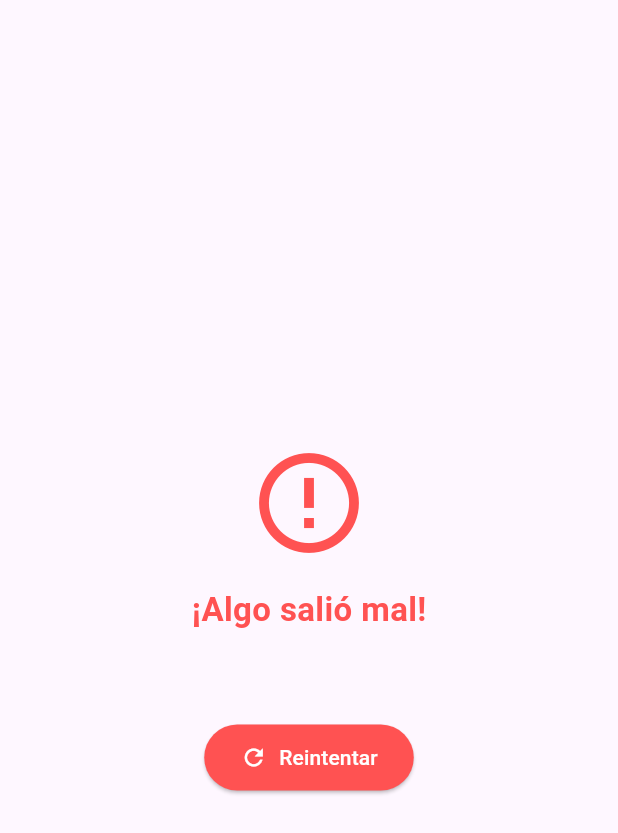
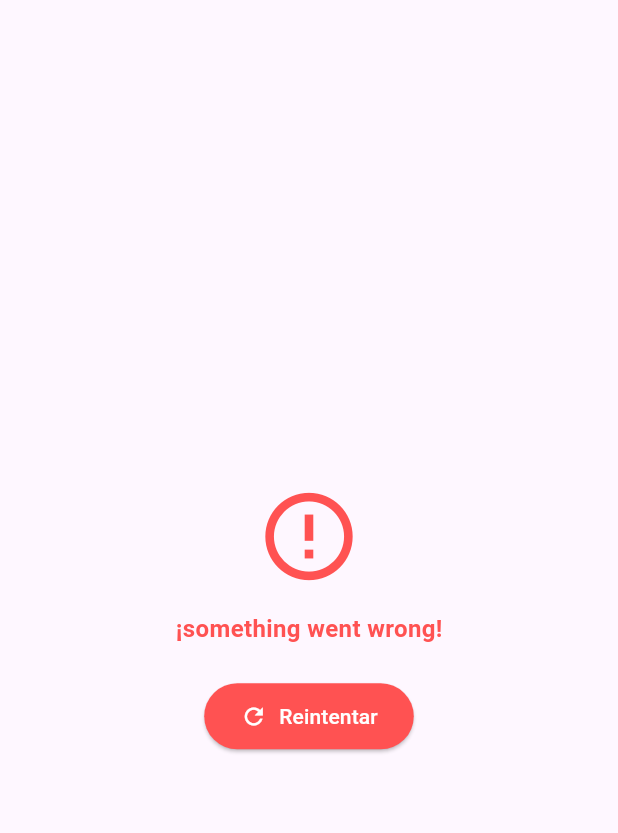
Before and after one commit to jholian10/CHAP_IA_0.0.1, a Flutter app: the ErrorView widget shown alone on an empty page, opened directly with empty values, on a phone screen of 412 x 824 dp. Shown: the top 833 px of the screen. Run offline on Flutter 3.47's test engine with Material 3 defaults, Android fonts, the phone set to English and light mode, and no system bars; our stand-ins replace flutter_bloc.

Commit message:
hago algunos arreglos
arreglos de color de texto y de medidas para ajustar en el móvil

```diff
--- /dev/null
+++ b/chap_ia_001/devtools_options.yaml
@@ -0,0 +1,3 @@
+description: This file stores settings for Dart & Flutter DevTools.
+documentation: https://docs.flutter.dev/tools/devtools/extensions#configure-extension-enablement-states
+extensions:
--- a/chap_ia_001/lib/views/chat_page.dart
+++ b/chap_ia_001/lib/views/chat_page.dart
@@ -19,6 +19,7 @@ class _ChatPageState extends State<ChatPage> {
   @override
   Widget build(BuildContext context) {
     return Scaffold(
+      backgroundColor: const Color.fromARGB(255, 246, 251, 255),
       appBar: AppBar(
         backgroundColor: const Color.fromARGB(255, 0, 2, 70),
         centerTitle: true,
--- a/chap_ia_001/lib/views/error_view.dart
+++ b/chap_ia_001/lib/views/error_view.dart
@@ -10,27 +10,27 @@ class ErrorView extends StatelessWidget {
   Widget build(BuildContext context) {
     return Center(
       child: Padding(
-        padding: const EdgeInsets.symmetric(horizontal: 24.0),
+        padding: const EdgeInsets.symmetric(vertical: 50, horizontal: 00),
         child: Column(
           mainAxisSize: MainAxisSize.min,
           children: [
-            Icon(Icons.error_outline, color: Colors.redAccent, size: 80),
-            const SizedBox(height: 16),
+            Icon(Icons.error_outline, color: Colors.redAccent, size: 70),
+            const SizedBox(height: 15),
             Text(
-              '¡Algo salió mal!',
+              '¡something went wrong!',
               style: TextStyle(
-                fontSize: 22,
+                fontSize: 16,
                 fontWeight: FontWeight.bold,
                 color: Colors.redAccent,
               ),
             ),
-            const SizedBox(height: 12),
+            const SizedBox(height: 00),
             Text(
               message,
               textAlign: TextAlign.center,
               style: TextStyle(fontSize: 16, color: Colors.black87),
             ),
-            const SizedBox(height: 24),
+            const SizedBox(height: 00),
             ElevatedButton.icon(
               onPressed: onRetry,
               icon: Icon(Icons.refresh),
```
